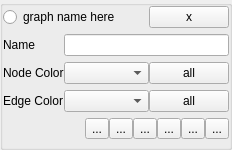
KDE/rocs, file src/Interface/GraphPropertiesWidget.ui: the form before one commit.
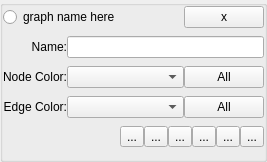
The form after the commit. Custom widgets are drawn as their Qt base class.

Commit message: align labels correctly and add a few tooltips

Diff of the .ui file:
```diff
--- a/src/Interface/GraphPropertiesWidget.ui
+++ b/src/Interface/GraphPropertiesWidget.ui
@@ -6,8 +6,8 @@
    <rect>
     <x>0</x>
     <y>0</y>
-    <width>232</width>
-    <height>150</height>
+    <width>267</width>
+    <height>162</height>
    </rect>
   </property>
   <property name="sizePolicy">
@@ -80,7 +80,10 @@
       <item row="0" column="0">
        <widget class="QLabel" name="label">
         <property name="text">
-         <string>Name</string>
+         <string>Name:</string>
+        </property>
+        <property name="alignment">
+         <set>Qt::AlignRight|Qt::AlignTrailing|Qt::AlignVCenter</set>
         </property>
        </widget>
       </item>
@@ -90,7 +93,10 @@
       <item row="1" column="0" colspan="2">
        <widget class="QLabel" name="label_2">
         <property name="text">
-         <string>Node Color</string>
+         <string>Node Color:</string>
+        </property>
+        <property name="alignment">
+         <set>Qt::AlignRight|Qt::AlignTrailing|Qt::AlignVCenter</set>
         </property>
        </widget>
       </item>
@@ -107,14 +113,17 @@
       <item row="1" column="3">
        <widget class="KPushButton" name="_graphNodeColorApplyNow">
         <property name="text">
-         <string>all</string>
+         <string>All</string>
         </property>
        </widget>
       </item>
       <item row="2" column="0">
        <widget class="QLabel" name="label_3">
         <property name="text">
-         <string>Edge Color</string>
+         <string>Edge Color:</string>
+        </property>
+        <property name="alignment">
+         <set>Qt::AlignRight|Qt::AlignTrailing|Qt::AlignVCenter</set>
         </property>
        </widget>
       </item>
@@ -131,7 +140,7 @@
       <item row="2" column="3">
        <widget class="KPushButton" name="_graphEdgeColorApplyNow">
         <property name="text">
-         <string>all</string>
+         <string>All</string>
         </property>
        </widget>
       </item>
```
Left out of the diff: 18 changed lines with no effect on the pictures.
